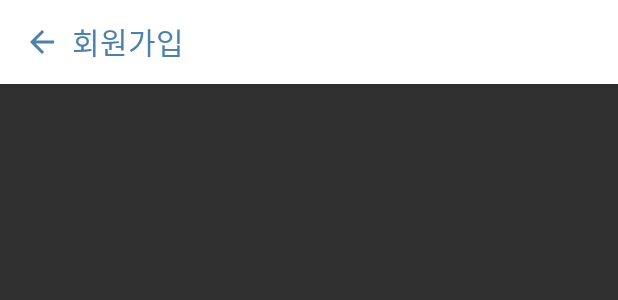
After one commit to yjh5424/Sing-for-you, an Android app: the layout toolbar.xml on its own in the app's theme, with its tools: preview values and no code run, on a phone screen of 412 x 824 dp. The commit adds this screen. Shown: the top 300 px of the screen. Run offline under Robolectric (Android 15) with nearby library versions, the phone set to English and light mode, and no system bars.

Commit message:
회원가입 추가

```diff
--- a/Sing-for-you/app/src/main/AndroidManifest.xml
+++ b/Sing-for-you/app/src/main/AndroidManifest.xml
@@ -26,11 +26,7 @@
         </activity>
         <activity android:name=".activities.SignUp"></activity>
         <activity android:name=".activities.MusicPage"></activity>
-        <activity android:name="com.facebook.FacebookActivity"
-            android:configChanges=
-                "keyboard|keyboardHidden|screenLayout|screenSize|orientation"
-            android:theme="@android:style/Theme.Translucent.NoTitleBar"
-            android:label="@string/app_name" />
+
     </application>
 
 </manifest>
--- /dev/null
+++ b/Sing-for-you/app/src/main/res/drawable/ic_arrow_back_white_24dp.xml
@@ -0,0 +1,9 @@
+<vector xmlns:android="http://schemas.android.com/apk/res/android"
+        android:width="24dp"
+        android:height="24dp"
+        android:viewportWidth="24.0"
+        android:viewportHeight="24.0">
+    <path
+        android:fillColor="#4B81AB"
+        android:pathData="M20,11H7.83l5.59,-5.59L12,4l-8,8 8,8 1.41,-1.41L7.83,13H20v-2z"/>
+</vector>
--- /dev/null
+++ b/Sing-for-you/app/src/main/res/layout/toolbar.xml
@@ -0,0 +1,36 @@
+<?xml version="1.0" encoding="utf-8"?>
+<android.support.v7.widget.Toolbar xmlns:android="http://schemas.android.com/apk/res/android"
+    xmlns:app="http://schemas.android.com/apk/res-auto"
+    android:id="@+id/toolbar"
+    android:layout_width="match_parent"
+    android:layout_height="?attr/actionBarSize"
+    android:background="#FFF"
+    app:contentInsetLeft="0dp"
+    app:contentInsetStart="0dp">
+
+    <RelativeLayout
+        android:layout_width="match_parent"
+        android:layout_height="match_parent">
+
+        <ImageButton
+            android:id="@+id/ib_toolbar_back"
+            android:layout_width="wrap_content"
+            android:layout_height="wrap_content"
+            android:layout_centerVertical="true"
+            android:layout_marginLeft="16dp"
+            android:layout_marginStart="16dp"
+            android:background="?attr/selectableItemBackgroundBorderless"
+            android:src="@drawable/ic_arrow_back_white_24dp" />
+
+        <TextView
+            android:id="@+id/tv_toolbar_title"
+            android:layout_width="wrap_content"
+            android:layout_height="wrap_content"
+            android:layout_centerVertical="true"
+            android:layout_marginLeft="8dp"
+            android:text="회원가입"
+            android:layout_toRightOf="@+id/ib_toolbar_back"
+            android:textColor="#4B81AB"
+            android:textSize="20sp" />
+    </RelativeLayout>
+</android.support.v7.widget.Toolbar>
```
Also changed, not shown: Sing-for-you/app/src/main/java/android/sinabro/sing_for_you/activities/LoginActivity.java (+19 -7 lines), Sing-for-you/app/src/main/res/layout/activity_login.xml (+11 -4 lines), Sing-for-you/app/src/main/res/layout/activity_sign_up.xml (+36 -0 lines), Sing-for-you/app/src/main/res/values/strings.xml (+9 -0 lines), Sing-for-you/app/src/main/res/drawable-hdpi/btn_login_facebook.png (added), Sing-for-you/app/src/main/res/drawable-ldpi/btn_login_facebook.png (added), Sing-for-you/app/src/main/res/drawable-mdpi/btn_login_facebook.png (added), Sing-for-you/app/src/main/res/drawable-xhdpi/btn_login_facebook.png (added), Sing-for-you/app/src/main/res/drawable-xxhdpi/btn_login_facebook.png (added), Sing-for-you/app/src/main/res/drawable-xxxhdpi/btn_login_facebook.png (added).
